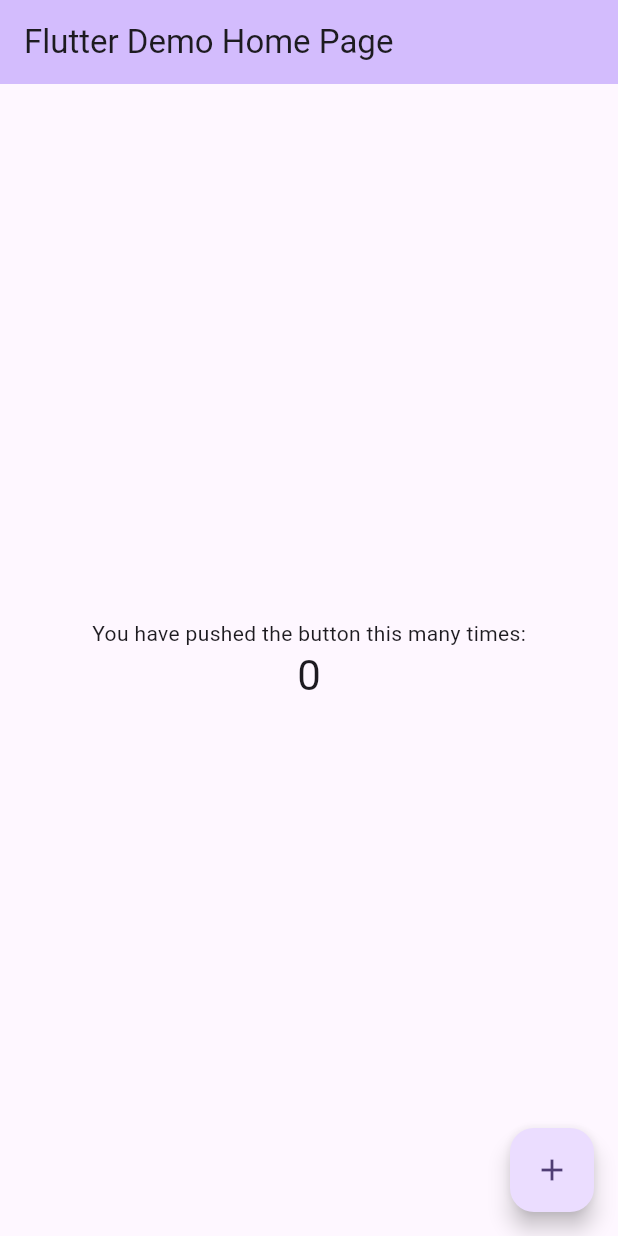
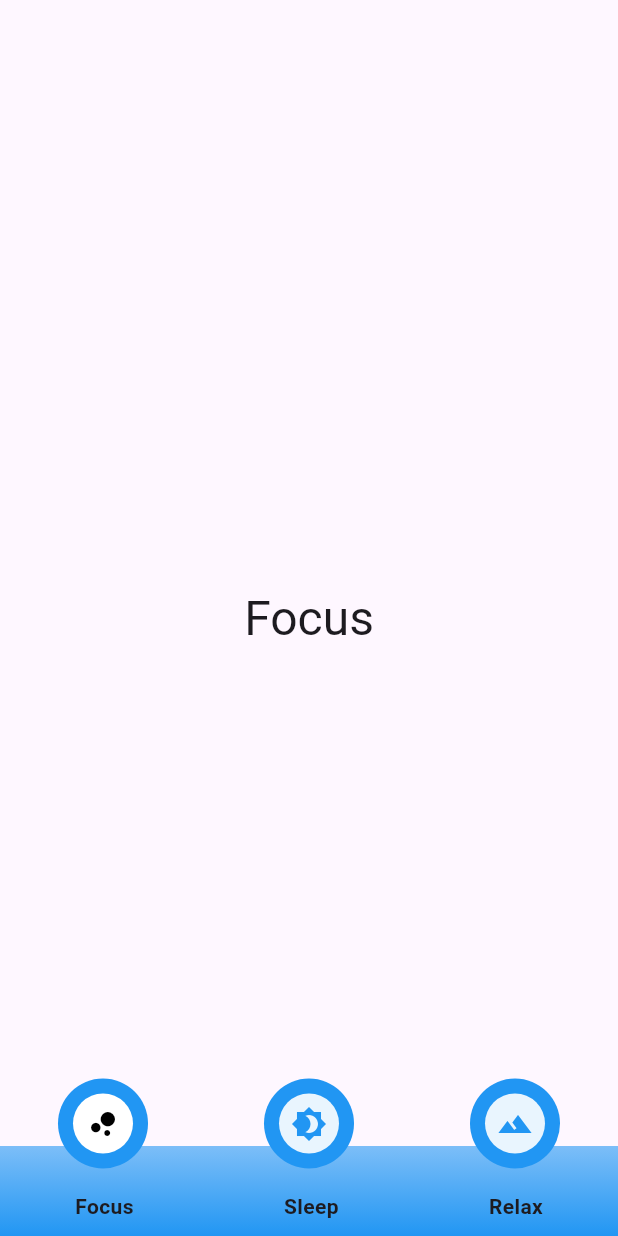
Before and after one commit to boranii/test, a Flutter app: the screen it shows after launch, on a phone screen of 412 x 824 dp. Run offline on Flutter 3.47's test engine with Material 3 defaults, Android fonts, the phone set to English and light mode, and no system bars.

Commit message:
rest of the files

```diff
--- /dev/null
+++ b/lib/customNavBar.dart
@@ -0,0 +1,33 @@
+import 'package:costum_nav_bar/navBar.dart';
+import 'package:costum_nav_bar/relax.dart';
+import 'package:costum_nav_bar/sleep.dart';
+import 'package:flutter/material.dart';
+
+import 'focus.dart';
+import 'main.dart';
+
+class CustomNavBar extends StatefulWidget {
+  const CustomNavBar({super.key});
+
+  @override
+  State<CustomNavBar> createState() => _CustomNavBarState();
+}
+
+class _CustomNavBarState extends State<CustomNavBar> {
+  @override
+  Widget build(BuildContext context) {
+    return  Scaffold(
+      bottomNavigationBar: const CustomBottomNavBar(),
+      extendBody: true,
+      body:  PageView(
+        physics:const NeverScrollableScrollPhysics(),
+        controller: page,
+        children: const[
+            Focuss(),
+            Sleep(),
+            Relax(),
+        ],
+      ),
+    );
+  }
+}
--- /dev/null
+++ b/lib/focus.dart
@@ -0,0 +1,12 @@
+import 'package:flutter/material.dart';
+
+class Focuss extends StatelessWidget {
+  const Focuss({super.key});
+
+  @override
+  Widget build(BuildContext context) {
+    return Center(
+      child: Text('Focus',style: Theme.of(context).textTheme.headlineLarge,),
+    );
+  }
+}
--- a/lib/main.dart
+++ b/lib/main.dart
@@ -1,4 +1,9 @@
 import 'package:flutter/material.dart';
+
+import 'customNavBar.dart';
+
+PageController page = PageController(initialPage: 0);
+int currentPage=0;
 
 void main() {
   runApp(const MyApp());
@@ -7,104 +12,18 @@ void main() {
 class MyApp extends StatelessWidget {
   const MyApp({super.key});
 
+
   // This widget is the root of your application.
   @override
   Widget build(BuildContext context) {
     return MaterialApp(
       title: 'Flutter Demo',
+      debugShowCheckedModeBanner: false,
       theme: ThemeData(
         colorScheme: ColorScheme.fromSeed(seedColor: Colors.deepPurple),
         useMaterial3: true,
       ),
-      home: const MyHomePage(title: 'Flutter Demo Home Page'),
+      home: const CustomNavBar(),
     );
   }
 }
-
-class MyHomePage extends StatefulWidget {
-  const MyHomePage({super.key, required this.title});
-
-  // This widget is the home page of your application. It is stateful, meaning
-  // that it has a State object (defined below) that contains fields that affect
-  // how it looks.
-
-  // This class is the configuration for the state. It holds the values (in this
-  // case the title) provided by the parent (in this case the App widget) and
-  // used by the build method of the State. Fields in a Widget subclass are
-  // always marked "final".
-
-  final String title;
-
-  @override
-  State<MyHomePage> createState() => _MyHomePageState();
-}
-
-class _MyHomePageState extends State<MyHomePage> {
-  int _counter = 0;
-
-  void _incrementCounter() {
-    setState(() {
-      // This call to setState tells the Flutter framework that something has
-      // changed in this State, which causes it to rerun the build method below
-      // so that the display can reflect the updated values. If we changed
-      // _counter without calling setState(), then the build method would not be
-      // called again, and so nothing would appear to happen.
-      _counter++;
-    });
-  }
-
-  @override
-  Widget build(BuildContext context) {
-    // This method is rerun every time setState is called, for instance as done
-    // by the _incrementCounter method above.
-    //
-    // The Flutter framework has been optimized to make rerunning build methods
-    // fast, so that you can just rebuild anything that needs updating rather
-    // than having to individually change instances of widgets.
-    return Scaffold(
-      appBar: AppBar(
-        // TRY THIS: Try changing the color here to a specific color (to
-        // Colors.amber, perhaps?) and trigger a hot reload to see the AppBar
-        // change color while the other colors stay the same.
-        backgroundColor: Theme.of(context).colorScheme.inversePrimary,
-        // Here we take the value from the MyHomePage object that was created by
-        // the App.build method, and use it to set our appbar title.
-        title: Text(widget.title),
-      ),
-      body: Center(
-        // Center is a layout widget. It takes a single child and positions it
-        // in the middle of the parent.
-        child: Column(
-          // Column is also a layout widget. It takes a list of children and
-          // arranges them vertically. By default, it sizes itself to fit its
-          // children horizontally, and tries to be as tall as its parent.
-          //
-          // Column has various properties to control how it sizes itself and
-          // how it positions its children. Here we use mainAxisAlignment to
-          // center the children vertically; the main axis here is the vertical
-          // axis because Columns are vertical (the cross axis would be
-          // horizontal).
-          //
-          // TRY THIS: Invoke "debug painting" (choose the "Toggle Debug Paint"
-          // action in the IDE, or press "p" in the console), to see the
-          // wireframe for each widget.
-          mainAxisAlignment: MainAxisAlignment.center,
-          children: <Widget>[
-            const Text(
-              'You have pushed the button this many times:',
-            ),
-            Text(
-              '$_counter',
-              style: Theme.of(context).textTheme.headlineMedium,
-            ),
-          ],
-        ),
-      ),
-      floatingActionButton: FloatingActionButton(
-        onPressed: _incrementCounter,
-        tooltip: 'Increment',
-        child: const Icon(Icons.add),
-      ), // This trailing comma makes auto-formatting nicer for build methods.
-    );
-  }
-}
--- /dev/null
+++ b/lib/navBar.dart
@@ -0,0 +1,82 @@
+import 'package:costum_nav_bar/main.dart';
+import 'package:costum_nav_bar/nav_items.dart';
+import 'package:flutter/material.dart';
+
+class CustomBottomNavBar extends StatefulWidget {
+  const CustomBottomNavBar({super.key});
+
+  @override
+  State<CustomBottomNavBar> createState() => _CustomBottomNavBarState();
+}
+
+class _CustomBottomNavBarState extends State<CustomBottomNavBar> {
+  setPage(){
+    setState(() {
+      page.jumpToPage(currentPage);
+    });
+  }
+  @override
+  Widget build(BuildContext context) {
+    return SizedBox(
+      height: 110,
+      child: Material(
+        color: Colors.transparent,
+        child: Stack(
+          children: [
+            Positioned(
+                bottom: 0,
+                child: Container(
+                  height: 60,
+                  width: MediaQuery.of(context).size.width,
+                  decoration: BoxDecoration(
+                      gradient: LinearGradient(
+                    begin: Alignment.topCenter,
+                    end: Alignment.bottomCenter,
+                    colors: [
+                      Colors.blue.withAlpha(150),
+                      Colors.blue,
+                    ],
+                  )),
+                )),
+            Positioned(
+              bottom: 45,
+              width: MediaQuery.of(context).size.width,
+              child: Row(
+                mainAxisAlignment: MainAxisAlignment.spaceEvenly,
+                children: [
+                  NavItems(setPage: setPage,id: 0, icon: Icons.bubble_chart),
+                  Container(),
+                   NavItems(setPage: setPage,id: 1, icon: Icons.brightness_4),
+                  Container(),
+                   NavItems(setPage: setPage,id: 2, icon: Icons.landscape),
+                ],
+              ),
+            ),
+            Positioned(
+                bottom: 10,
+                width: MediaQuery.of(context).size.width,
+                child: Row(
+                  mainAxisAlignment: MainAxisAlignment.spaceEvenly,
+                  children: [
+                    Text(
+                      'Focus',
+                      style: TextStyle(fontWeight: FontWeight.bold),
+                    ),
+                    Container(),
+                    Text(
+                      'Sleep',
+                      style: TextStyle(fontWeight: FontWeight.bold),
+                    ),
+                    Container(),
+                    Text(
+                      'Relax',
+                      style: TextStyle(fontWeight: FontWeight.bold),
+                    ),
+                  ],
+                ))
+          ],
+        ),
+      ),
+    );
+  }
+}
--- /dev/null
+++ b/lib/nav_items.dart
@@ -0,0 +1,30 @@
+import 'package:costum_nav_bar/main.dart';
+import 'package:flutter/material.dart';
+
+class NavItems extends StatelessWidget {
+  final int id;
+  final IconData icon;
+  final Function setPage;
+  const NavItems({super.key, required this.id, required this.icon, required this.setPage});
+
+  @override
+  Widget build(BuildContext context) {
+    return GestureDetector(
+      onTap: (){
+        currentPage = id;
+        setPage();
+      },
+      child: CircleAvatar(
+        radius: 30,
+        backgroundColor: Colors.blue,
+        child: CircleAvatar(
+          backgroundColor: currentPage == id ?Colors.white :Colors.white.withOpacity(0.9),
+          child: Icon(
+            icon,
+            color: currentPage == id ?Colors.black:Colors.blue,
+          ),
+        ),
+      ),
+    );
+  }
+}
--- /dev/null
+++ b/lib/relax.dart
@@ -0,0 +1,12 @@
+import 'package:flutter/material.dart';
+
+class Relax extends StatelessWidget {
+  const Relax({super.key});
+
+  @override
+  Widget build(BuildContext context) {
+    return Center(
+      child: Text('Relax',style: Theme.of(context).textTheme.headlineLarge,),
+    );
+  }
+}
--- /dev/null
+++ b/lib/sleep.dart
@@ -0,0 +1,12 @@
+import 'package:flutter/material.dart';
+
+class Sleep extends StatelessWidget {
+  const Sleep({super.key});
+
+  @override
+  Widget build(BuildContext context) {
+    return Center(
+      child: Text('Sleep',style: Theme.of(context).textTheme.headlineLarge,),
+    );
+  }
+}
```
